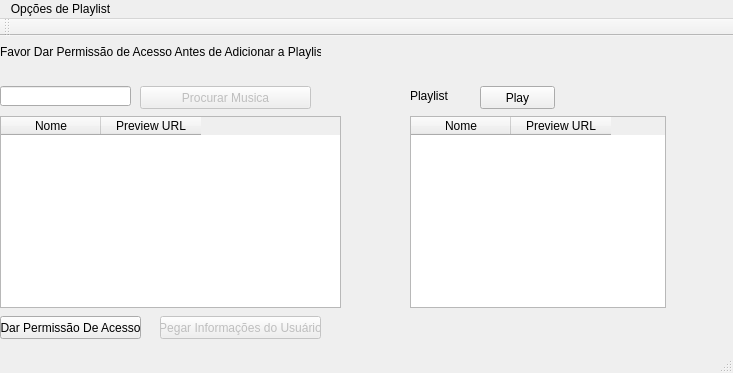
Before: the Qt Designer form mainwindow.ui in supaidaman/Spotify-Player, drawn with Qt 5.
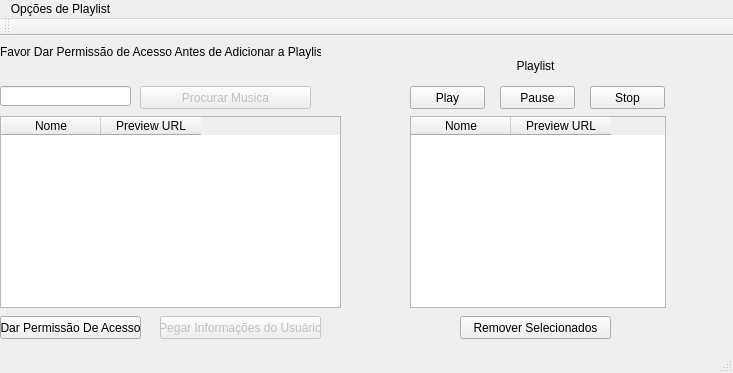
After: the same form once the commit is applied.

Commit message:
Remover playlist
Removendo da playlist

What changed in the file:
```diff
--- a/mainwindow.ui
+++ b/mainwindow.ui
@@ -126,19 +126,22 @@
     <property name="geometry">
      <rect>
       <x>410</x>
-      <y>50</y>
-      <width>121</width>
+      <y>20</y>
+      <width>251</width>
       <height>20</height>
      </rect>
     </property>
     <property name="text">
      <string>Playlist</string>
     </property>
+    <property name="alignment">
+     <set>Qt::AlignCenter</set>
+    </property>
    </widget>
    <widget class="QPushButton" name="playButton">
     <property name="geometry">
      <rect>
-      <x>480</x>
+      <x>410</x>
       <y>50</y>
       <width>75</width>
       <height>23</height>
@@ -148,6 +151,45 @@
      <string>Play</string>
     </property>
    </widget>
+   <widget class="QPushButton" name="pauseButton">
+    <property name="geometry">
+     <rect>
+      <x>500</x>
+      <y>50</y>
+      <width>75</width>
+      <height>23</height>
+     </rect>
+    </property>
+    <property name="text">
+     <string>Pause</string>
+    </property>
+   </widget>
+   <widget class="QPushButton" name="stopButton">
+    <property name="geometry">
+     <rect>
+      <x>590</x>
+      <y>50</y>
+      <width>75</width>
+      <height>23</height>
+     </rect>
+    </property>
+    <property name="text">
+     <string>Stop</string>
+    </property>
+   </widget>
+   <widget class="QPushButton" name="removeButton">
+    <property name="geometry">
+     <rect>
+      <x>460</x>
+      <y>280</y>
+      <width>151</width>
+      <height>23</height>
+     </rect>
+    </property>
+    <property name="text">
+     <string>Remover Selecionados</string>
+    </property>
+   </widget>
   </widget>
   <widget class="QMenuBar" name="menuBar">
    <property name="geometry">
```
The commit also changes 2 other files.
